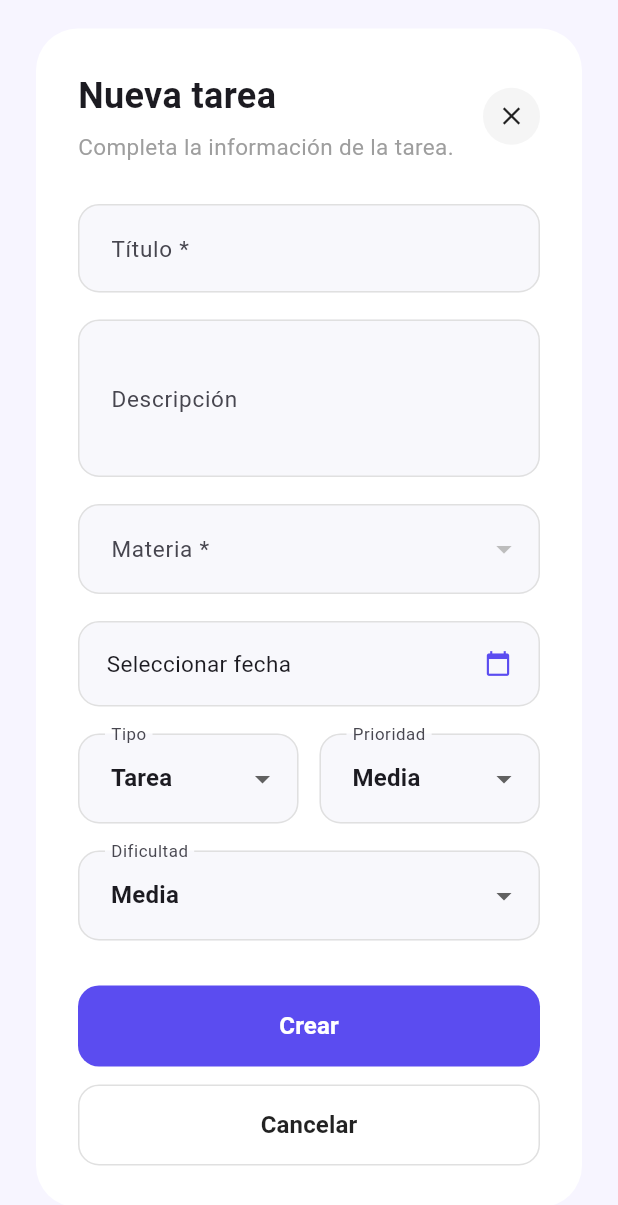
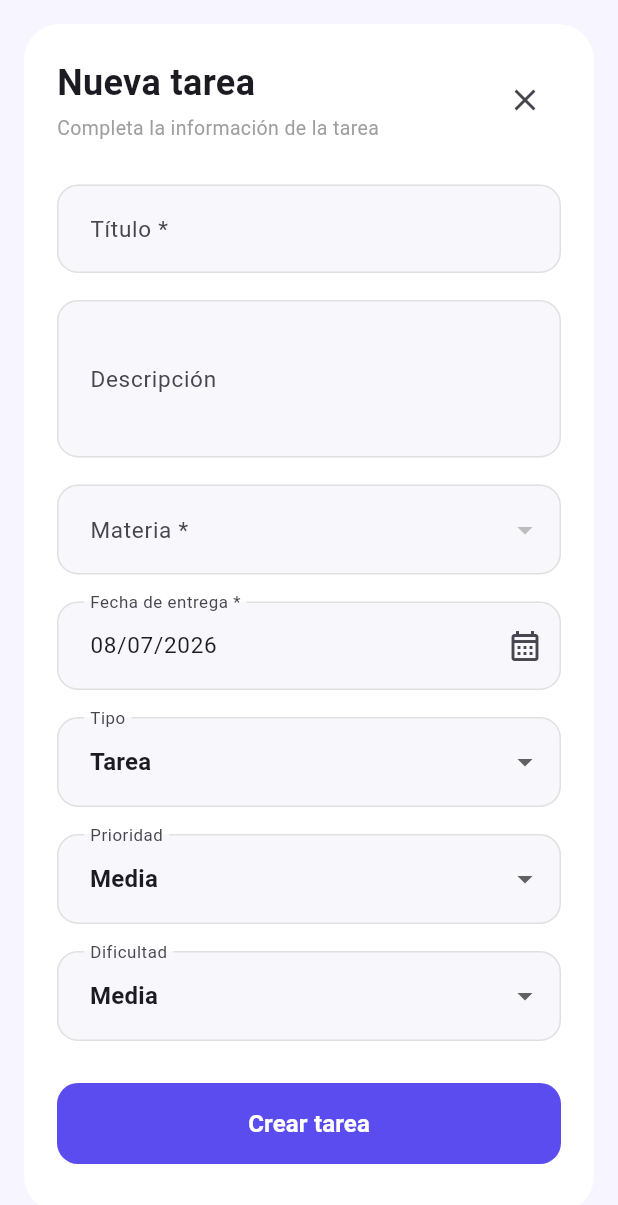
Before and after one commit to Maria-tovarp/App-Snow, a Flutter app: the CreateTareaDialog widget shown alone on an empty page, opened directly, on a phone screen of 412 x 824 dp. Shown: the top 1205 px of the screen. Run offline on Flutter 3.47's test engine with Material 3 defaults, Android fonts, the phone set to English and light mode, and no system bars; our stand-ins replace audioplayers, flutter_dotenv, flutter_riverpod, go_router, shared_preferences, supabase_flutter; accounts and stored records are empty.

Commit message:
Aplicación Snow Corregida

```diff
--- a/lib/features/tareas/presentation/widgets/create_tarea_dialog.dart
+++ b/lib/features/tareas/presentation/widgets/create_tarea_dialog.dart
@@ -19,28 +19,24 @@
 class _CreateTareaDialogState extends State<CreateTareaDialog> {
   final _formKey = GlobalKey<FormState>();
 
-  final repo = TareaRepository();
+  final TareaRepository repo = TareaRepository();
 
-  final _tituloCtrl = TextEditingController();
-  final _descripcionCtrl = TextEditingController();
+  final tituloCtrl = TextEditingController();
+  final descripcionCtrl = TextEditingController();
 
   List<Map<String, dynamic>> materias = [];
 
   String? materiaId;
 
   String tipo = 'tarea';
-
   String prioridad = 'media';
-
   String dificultad = 'media';
-
   String estado = 'pendiente';
 
-  DateTime? fechaVencimiento;
+  /// Siempre tendrá una fecha
+  DateTime fechaVencimiento = DateTime.now();
 
   bool loading = false;
-
-  bool loadingMaterias = true;
 
   bool get editing => widget.tarea != null;
 
@@ -53,21 +49,17 @@
     if (editing) {
       final t = widget.tarea!;
 
-      _tituloCtrl.text = t.titulo;
-
-      _descripcionCtrl.text = t.descripcion ?? '';
+      tituloCtrl.text = t.titulo;
+      descripcionCtrl.text = t.descripcion ?? '';
 
       materiaId = t.materiaId;
 
       tipo = t.tipo;
-
       prioridad = t.prioridad;
-
       dificultad = t.dificultad;
-
       estado = t.estado;
 
-      if (t.fechaVencimiento != null) {
+      if (t.fechaVencimiento != null && t.fechaVencimiento!.isNotEmpty) {
         fechaVencimiento = DateTime.parse(
           t.fechaVencimiento!,
         );
@@ -77,65 +69,65 @@
 
   @override
   void dispose() {
-    _tituloCtrl.dispose();
-    _descripcionCtrl.dispose();
+    tituloCtrl.dispose();
+    descripcionCtrl.dispose();
     super.dispose();
   }
 
   Future<void> _loadMaterias() async {
+    try {
       final data = await repo.getMaterias();
 
       if (!mounted) return;
 
       setState(() {
         materias = data;
-      loadingMaterias = false;
       });
+    } catch (e) {
+      debugPrint(
+        'Error cargando materias: $e',
+      );
+    }
   }
 
   Future<void> _pickFecha() async {
     final picked = await showDatePicker(
       context: context,
-      initialDate: fechaVencimiento ?? DateTime.now(),
+      initialDate: fechaVencimiento,
       firstDate: DateTime.now(),
       lastDate: DateTime(2100),
-      locale: const Locale('es'),
+      helpText: 'Selecciona la fecha',
+      cancelText: 'Cancelar',
+      confirmText: 'Aceptar',
     );
 
-    if (picked != null) {
+    if (picked == null) return;
+
     setState(() {
       fechaVencimiento = picked;
     });
   }
-  }
 
   Future<void> _save() async {
     if (!_formKey.currentState!.validate()) return;
-
-    if (fechaVencimiento == null) {
-      ScaffoldMessenger.of(context).showSnackBar(
-        const SnackBar(
-          content: Text(
-            'Seleccione una fecha de entrega',
-          ),
-        ),
-      );
-      return;
-    }
 
     setState(() {
       loading = true;
     });
 
     try {
+      final fecha = DateFormat(
+        'yyyy-MM-dd',
+      ).format(fechaVencimiento);
+
       if (editing) {
         await repo.updateTarea(
           id: widget.tarea!.id,
-          titulo: _tituloCtrl.text.trim(),
-          descripcion: _descripcionCtrl.text.trim().isEmpty
+          titulo: tituloCtrl.text.trim(),
+          descripcion: descripcionCtrl.text.trim().isEmpty
               ? null
-              : _descripcionCtrl.text.trim(),
-          fechaVencimiento: fechaVencimiento!.toIso8601String(),
+              : descripcionCtrl.text.trim(),
+          fechaVencimiento: fecha,
           tipo: tipo,
           prioridad: prioridad,
           dificultad: dificultad,
@@ -143,11 +135,11 @@
         );
       } else {
         await repo.createTarea(
-          titulo: _tituloCtrl.text.trim(),
-          descripcion: _descripcionCtrl.text.trim().isEmpty
+          titulo: tituloCtrl.text.trim(),
+          descripcion: descripcionCtrl.text.trim().isEmpty
               ? null
-              : _descripcionCtrl.text.trim(),
-          fechaVencimiento: fechaVencimiento!.toIso8601String(),
+              : descripcionCtrl.text.trim(),
+          fechaVencimiento: fecha,
           tipo: tipo,
           prioridad: prioridad,
           dificultad: dificultad,
@@ -179,21 +171,20 @@
   }
 
   InputDecoration _inputDecoration(
-    String label,
-  ) {
+    String label, {
+    Widget? suffixIcon,
+  }) {
     return InputDecoration(
       labelText: label,
+      suffixIcon: suffixIcon,
       filled: true,
-      fillColor: const Color(0xffF8F8FC),
+      fillColor: const Color(0xFFF8F8FC),
       contentPadding: const EdgeInsets.symmetric(
         horizontal: 18,
         vertical: 18,
       ),
       border: OutlineInputBorder(
         borderRadius: BorderRadius.circular(14),
-        borderSide: BorderSide(
-          color: Colors.grey.shade300,
-        ),
       ),
       enabledBorder: OutlineInputBorder(
         borderRadius: BorderRadius.circular(14),
@@ -206,8 +197,8 @@
           Radius.circular(14),
         ),
         borderSide: BorderSide(
-          color: Color(0xff5B4CF0),
-          width: 1.5,
+          color: Color(0xFF5B4CF0),
+          width: 1.6,
         ),
       ),
     );
@@ -221,14 +212,15 @@
   }) {
     return DropdownButtonFormField<String>(
       value: value,
+      isExpanded: true,
       decoration: _inputDecoration(label),
       borderRadius: BorderRadius.circular(14),
       items: items
           .map(
-            (e) => DropdownMenuItem(
-              value: e,
+            (item) => DropdownMenuItem(
+              value: item,
               child: Text(
-                e[0].toUpperCase() + e.substring(1),
+                item[0].toUpperCase() + item.substring(1),
               ),
             ),
           )
@@ -237,41 +229,42 @@
     );
   }
 
-  String get fechaTexto {
-    if (fechaVencimiento == null) {
-      return 'Seleccionar fecha';
-    }
-
-    return DateFormat(
+  String get fechaTexto => DateFormat(
         'dd/MM/yyyy',
-    ).format(fechaVencimiento!);
-  }
+      ).format(fechaVencimiento);
 
   @override
   Widget build(BuildContext context) {
+    final screenWidth = MediaQuery.of(context).size.width;
+
+    final bool mobile = screenWidth < 700;
+
     return Dialog(
       backgroundColor: Colors.transparent,
-      insetPadding: const EdgeInsets.symmetric(
-        horizontal: 24,
-        vertical: 18,
+      insetPadding: EdgeInsets.symmetric(
+        horizontal: mobile ? 16 : 40,
+        vertical: mobile ? 16 : 32,
+      ),
+      child: ConstrainedBox(
+        constraints: BoxConstraints(
+          maxWidth: mobile ? 420 : 680,
         ),
         child: Container(
-        constraints: const BoxConstraints(
-          maxWidth: 520,
+          padding: EdgeInsets.all(
+            mobile ? 22 : 30,
           ),
-        padding: const EdgeInsets.all(28),
           decoration: BoxDecoration(
             color: Colors.white,
-          borderRadius: BorderRadius.circular(28),
+            borderRadius: BorderRadius.circular(24),
           ),
           child: Form(
             key: _formKey,
             child: SingleChildScrollView(
               child: Column(
                 crossAxisAlignment: CrossAxisAlignment.start,
-              mainAxisSize: MainAxisSize.min,
                 children: [
                   /// Encabezado
+
                   Row(
                     children: [
                       Expanded(
@@ -280,65 +273,51 @@
                           children: [
                             Text(
                               editing ? 'Editar tarea' : 'Nueva tarea',
-                            style: const TextStyle(
-                              fontSize: 24,
-                              fontWeight: FontWeight.w700,
+                              style: TextStyle(
+                                fontSize: mobile ? 24 : 28,
+                                fontWeight: FontWeight.bold,
                               ),
                             ),
-                          const SizedBox(height: 6),
+                            const SizedBox(height: 4),
                             const Text(
-                            'Completa la información de la tarea.',
+                              'Completa la información de la tarea',
                               style: TextStyle(
                                 color: Colors.grey,
-                              fontSize: 15,
                               ),
                             ),
                           ],
                         ),
                       ),
-                    InkWell(
-                      borderRadius: BorderRadius.circular(50),
-                      onTap: () {
+                      IconButton(
+                        tooltip: 'Cerrar',
+                        onPressed: () {
                           Navigator.pop(context);
                         },
-                      child: Container(
-                        width: 38,
-                        height: 38,
-                        decoration: BoxDecoration(
-                          color: Colors.grey.shade100,
-                          shape: BoxShape.circle,
-                        ),
-                        child: const Icon(
-                          Icons.close,
-                          size: 20,
-                        ),
-                      ),
+                        icon: const Icon(Icons.close),
                       ),
                     ],
                   ),
 
                   const SizedBox(height: 28),
 
-                /// Título
                   TextFormField(
-                  controller: _tituloCtrl,
-                  decoration: _inputDecoration('Título *'),
+                    controller: tituloCtrl,
+                    decoration: _inputDecoration(
+                      'Título *',
+                    ),
                     validator: (value) {
                       if (value == null || value.trim().isEmpty) {
                         return 'Ingrese un título';
                       }
-
                       return null;
                     },
                   ),
 
                   const SizedBox(height: 18),
 
-                /// Descripción
                   TextFormField(
-                  controller: _descripcionCtrl,
-                  minLines: 3,
-                  maxLines: 4,
+                    controller: descripcionCtrl,
+                    maxLines: 3,
                     decoration: _inputDecoration(
                       'Descripción',
                     ),
@@ -346,7 +325,6 @@
 
                   const SizedBox(height: 18),
 
-                /// Materia
                   DropdownButtonFormField<String>(
                     value: materiaId,
                     decoration: _inputDecoration(
@@ -356,19 +334,16 @@
                       if (value == null) {
                         return 'Seleccione una materia';
                       }
-
                       return null;
                     },
-                  items: materias
-                      .map(
-                        (m) => DropdownMenuItem<String>(
+                    items: materias.map((m) {
+                      return DropdownMenuItem<String>(
                         value: m['id'] as String,
                         child: Text(
                           m['nombre'] as String,
                         ),
-                        ),
-                      )
-                      .toList(),
+                      );
+                    }).toList(),
                     onChanged: (value) {
                       setState(() {
                         materiaId = value;
@@ -378,45 +353,59 @@
 
                   const SizedBox(height: 18),
 
-                /// Fecha
                   InkWell(
                     onTap: _pickFecha,
                     borderRadius: BorderRadius.circular(14),
-                  child: Container(
-                    padding: const EdgeInsets.symmetric(
-                      horizontal: 18,
-                      vertical: 17,
-                    ),
-                    decoration: BoxDecoration(
-                      color: const Color(0xffF8F8FC),
-                      borderRadius: BorderRadius.circular(14),
-                      border: Border.all(
-                        color: Colors.grey.shade300,
+                    child: IgnorePointer(
+                      child: TextFormField(
+                        initialValue: fechaTexto,
+                        decoration: _inputDecoration(
+                          'Fecha de entrega *',
+                          suffixIcon: const Icon(
+                            Icons.calendar_month_outlined,
                           ),
                         ),
-                    child: Row(
-                      children: [
-                        Expanded(
-                          child: Text(
-                            fechaTexto,
-                            style: const TextStyle(
-                              fontSize: 15,
-                            ),
-                          ),
-                        ),
-                        const Icon(
-                          Icons.calendar_today,
-                          size: 18,
-                          color: Color(0xff5B4CF0),
-                        ),
-                      ],
+                        readOnly: true,
                       ),
                     ),
                   ),
 
                   const SizedBox(height: 18),
 
-                /// Tipo y prioridad
+                  if (mobile)
+                    Column(
+                      children: [
+                        _buildDropdown(
+                          label: 'Tipo',
+                          value: tipo,
+                          items: const [
+                            'tarea',
+                            'examen',
+                          ],
+                          onChanged: (value) {
+                            setState(() {
+                              tipo = value!;
+                            });
+                          },
+                        ),
+                        const SizedBox(height: 18),
+                        _buildDropdown(
+                          label: 'Prioridad',
+                          value: prioridad,
+                          items: const [
+                            'baja',
+                            'media',
+                            'alta',
+                          ],
+                          onChanged: (value) {
+                            setState(() {
+                              prioridad = value!;
+                            });
+                          },
+                        ),
+                      ],
+                    )
+                  else
                     Row(
                       children: [
                         Expanded(
@@ -427,14 +416,14 @@
                               'tarea',
                               'examen',
                             ],
-                        onChanged: (v) {
+                            onChanged: (value) {
                               setState(() {
-                            tipo = v!;
+                                tipo = value!;
                               });
                             },
                           ),
                         ),
-                    const SizedBox(width: 14),
+                        const SizedBox(width: 16),
                         Expanded(
                           child: _buildDropdown(
                             label: 'Prioridad',
@@ -444,9 +433,9 @@
                               'media',
                               'alta',
                             ],
-                        onChanged: (v) {
+                            onChanged: (value) {
                               setState(() {
-                            prioridad = v!;
+                                prioridad = value!;
                               });
                             },
                           ),
@@ -464,14 +453,14 @@
                       'media',
                       'alta',
                     ],
-                  onChanged: (v) {
+                    onChanged: (value) {
                       setState(() {
-                      dificultad = v!;
+                        dificultad = value!;
                       });
                     },
                   ),
 
-                const SizedBox(height: 30),
+                  const SizedBox(height: 28),
                   SizedBox(
                     width: double.infinity,
                     height: 54,
@@ -490,12 +479,12 @@
                               width: 22,
                               height: 22,
                               child: CircularProgressIndicator(
-                              strokeWidth: 2.4,
+                                strokeWidth: 2,
                                 color: Colors.white,
                               ),
                             )
                           : Text(
-                            editing ? 'Guardar cambios' : 'Crear',
+                              editing ? 'Guardar cambios' : 'Crear tarea',
                               style: const TextStyle(
                                 fontSize: 16,
                                 fontWeight: FontWeight.w600,
@@ -536,6 +525,7 @@
             ),
           ),
         ),
+      ),
     );
   }
 }
```
Lines whose indentation alone changed are shown as unchanged.
